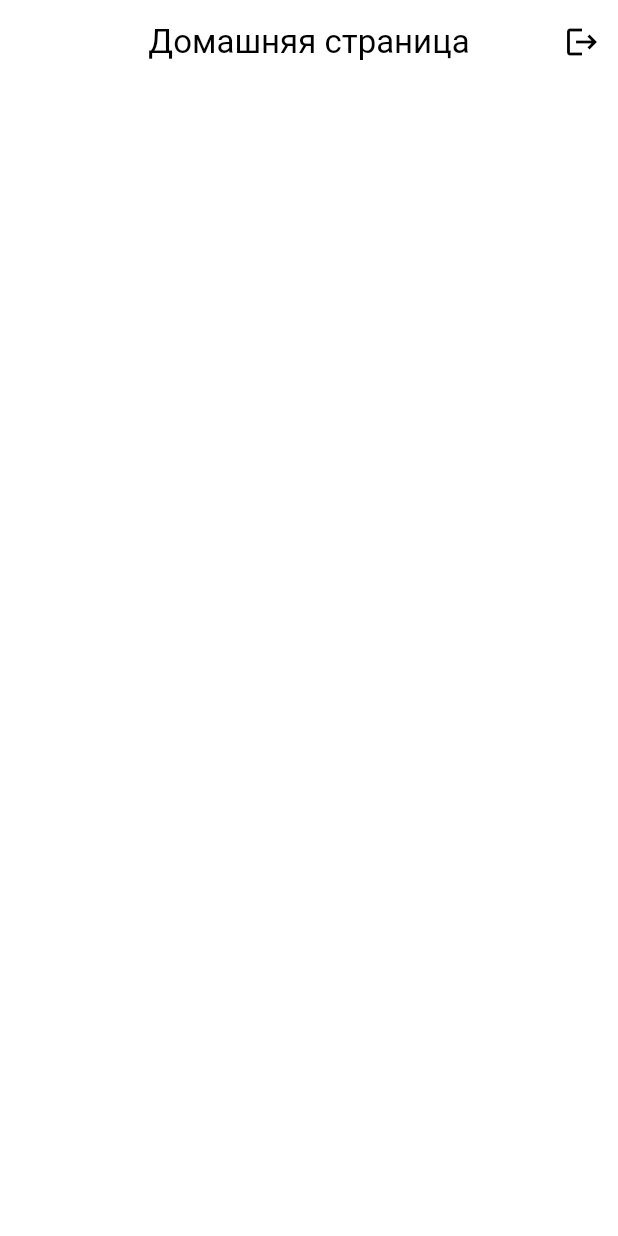
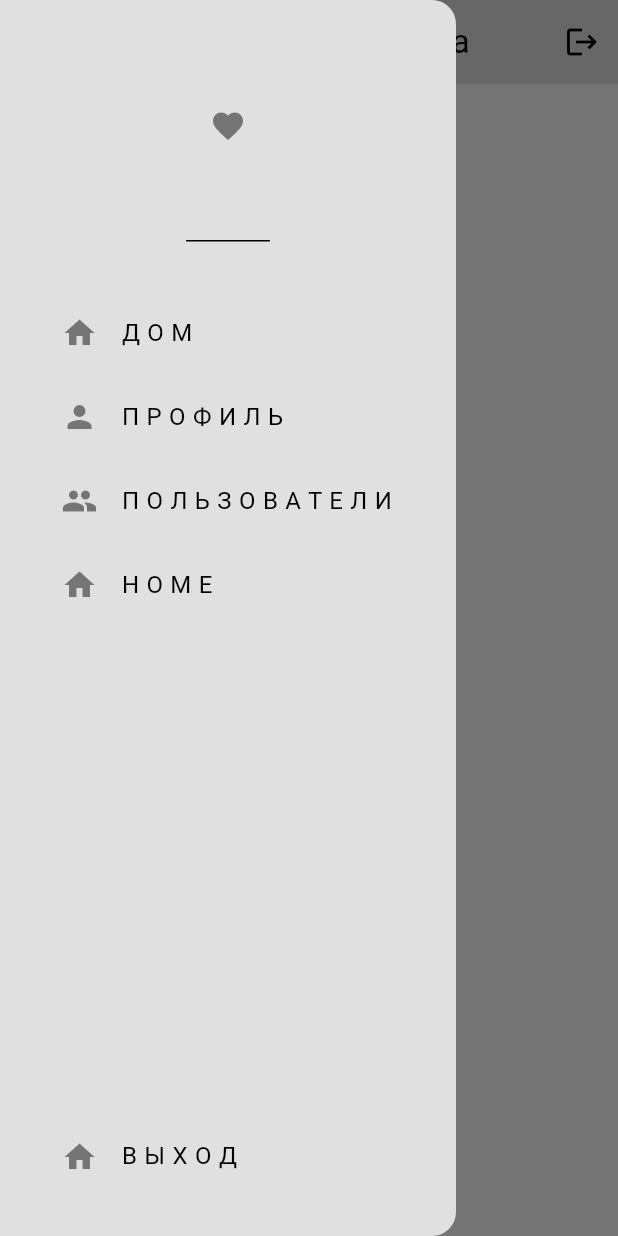
Before and after one commit to ErikBagaev1/travel_app, a Flutter app: the screen it shows once a user with an empty profile is signed in, with the side drawer open (before the commit the screen has no drawer), on a phone screen of 412 x 824 dp. Run offline on Flutter 3.47's test engine with Material 3 defaults, Android fonts, the light colour scheme and no system bars; our stand-ins replace firebase_auth, firebase_core; accounts and stored records are empty; network calls fail.

Commit message:
Добавление выдвижного меню

```diff
--- /dev/null
+++ b/lib/components/my_drawer.dart
@@ -0,0 +1,92 @@
+import 'package:flutter/material.dart';
+
+class MyDrawer extends StatelessWidget {
+  const MyDrawer({super.key});
+
+  @override
+  Widget build(BuildContext context) {
+    return Drawer(
+      backgroundColor: Theme.of(context).colorScheme.background,
+      child:
+          Column(mainAxisAlignment: MainAxisAlignment.spaceBetween, children: [
+        Column(
+          children: [
+            DrawerHeader(
+                child: Icon(
+              Icons.favorite,
+              color: Theme.of(context).colorScheme.inversePrimary,
+            )),
+            const SizedBox(
+              height: 25,
+            ),
+            Padding(
+              padding: const EdgeInsets.only(left: 25.0),
+              child: ListTile(
+                leading: Icon(
+                  Icons.home,
+                  color: Theme.of(context).colorScheme.inversePrimary,
+                ),
+                title: const Text('Д О М'),
+                onTap: () {
+                  Navigator.pop(context);
+                },
+              ),
+            ),
+            Padding(
+              padding: const EdgeInsets.only(left: 25.0),
+              child: ListTile(
+                leading: Icon(
+                  Icons.person,
+                  color: Theme.of(context).colorScheme.inversePrimary,
+                ),
+                title: const Text('П Р О Ф И Л Ь'),
+                onTap: () {
+                  Navigator.pop(context);
+                },
+              ),
+            ),
+            Padding(
+              padding: const EdgeInsets.only(left: 25.0),
+              child: ListTile(
+                leading: Icon(
+                  Icons.group,
+                  color: Theme.of(context).colorScheme.inversePrimary,
+                ),
+                title: const Text('П О Л Ь З О В А Т Е Л И'),
+                onTap: () {
+                  Navigator.pop(context);
+                },
+              ),
+            ),
+            Padding(
+              padding: const EdgeInsets.only(left: 25.0),
+              child: ListTile(
+                leading: Icon(
+                  Icons.home,
+                  color: Theme.of(context).colorScheme.inversePrimary,
+                ),
+                title: const Text('H O M E'),
+                onTap: () {
+                  Navigator.pop(context);
+                },
+              ),
+            ),
+          ],
+        ),
+        Padding(
+          padding: const EdgeInsets.only(left: 25.0, bottom: 25),
+          child: ListTile(
+            leading: Icon(
+              Icons.home,
+              color: Theme.of(context).colorScheme.inversePrimary,
+            ),
+            title: const Text('В Ы Х О Д'),
+            onTap: () {
+              Navigator.pop(context);
+            },
+          ),
+        ),
+      ]),
+    );
+  }
+}
--- a/lib/pages/home_page.dart
+++ b/lib/pages/home_page.dart
@@ -1,5 +1,6 @@
 import 'package:firebase_auth/firebase_auth.dart';
 import 'package:flutter/material.dart';
+import 'package:social_network/components/my_drawer.dart';
 
 class HomePage extends StatelessWidget {
   const HomePage({super.key});
@@ -11,12 +12,15 @@ class HomePage extends StatelessWidget {
   Widget build(BuildContext context) {
     return Scaffold(
       appBar: AppBar(
+        backgroundColor: Theme.of(context).colorScheme.background,
+        elevation: 0,
         centerTitle: true,
         title: const Text('Домашняя страница'),
         actions: [
           IconButton(onPressed: logout, icon: const Icon(Icons.logout))
         ],
       ),
+      drawer: const MyDrawer(),
     );
   }
 }
--- a/lib/theme/light_mode.dart
+++ b/lib/theme/light_mode.dart
@@ -10,4 +10,7 @@ ThemeData lightMode = ThemeData(
     ),
     textTheme: ThemeData.light()
         .textTheme
-        .apply(bodyColor: Colors.grey[800], displayColor: Colors.black));
+        .apply(bodyColor: Colors.grey[800], displayColor: Colors.grey.shade600),
+    appBarTheme: AppBarTheme(
+      color: Colors.grey.shade300,
+    ));
```
